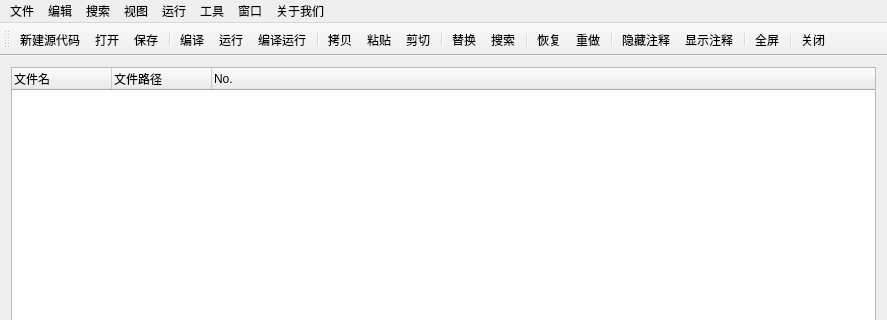
The window that bug_everyday_ide/mainwindow.ui (EAGuardian/No_bug_everyday) describes before a commit, drawn with Qt 5; both pictures show x 0 to 887 and y 0 to 320 of the 887 by 878 pixel window.
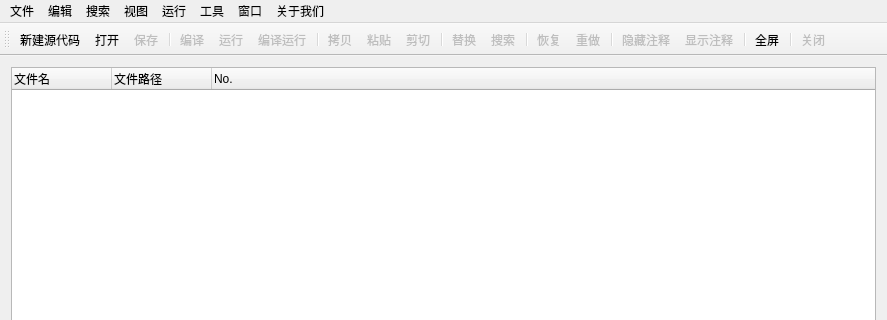
The same window after the commit. Icons and pictures are not drawn.

The edit to the form file:
```diff
--- a/bug_everyday_ide/mainwindow.ui
+++ b/bug_everyday_ide/mainwindow.ui
@@ -204,6 +204,9 @@
    </property>
   </action>
   <action name="action_save">
+   <property name="enabled">
+    <bool>false</bool>
+   </property>
    <property name="icon">
     <iconset resource="res.qrc">
      <normaloff>:/resource/save.png</normaloff>:/resource/save.png</iconset>
@@ -226,6 +229,9 @@
    </property>
   </action>
   <action name="action_close">
+   <property name="enabled">
+    <bool>false</bool>
+   </property>
    <property name="icon">
     <iconset resource="res.qrc">
      <normaloff>:/resource/close.png</normaloff>:/resource/close.png</iconset>
@@ -257,6 +263,9 @@
    </property>
   </action>
   <action name="action_redo">
+   <property name="enabled">
+    <bool>false</bool>
+   </property>
    <property name="icon">
     <iconset resource="res.qrc">
      <normaloff>:/resource/right.png</normaloff>:/resource/right.png</iconset>
@@ -269,6 +278,9 @@
    </property>
   </action>
   <action name="actionreg">
+   <property name="enabled">
+    <bool>false</bool>
+   </property>
    <property name="icon">
     <iconset resource="res.qrc">
      <normaloff>:/resource/left.png</normaloff>:/resource/left.png</iconset>
@@ -281,6 +293,9 @@
    </property>
   </action>
   <action name="actioncut">
+   <property name="enabled">
+    <bool>false</bool>
+   </property>
    <property name="icon">
     <iconset resource="res.qrc">
      <normaloff>:/resource/cut.png</normaloff>:/resource/cut.png</iconset>
@@ -293,6 +308,9 @@
    </property>
   </action>
   <action name="actioncpy">
+   <property name="enabled">
+    <bool>false</bool>
+   </property>
    <property name="icon">
     <iconset resource="res.qrc">
      <normaloff>:/resource/copy.png</normaloff>:/resource/copy.png</iconset>
@@ -305,6 +323,9 @@
    </property>
   </action>
   <action name="actionpst">
+   <property name="enabled">
+    <bool>false</bool>
+   </property>
    <property name="icon">
     <iconset resource="res.qrc">
      <normaloff>:/resource/paste.png</normaloff>:/resource/paste.png</iconset>
@@ -351,6 +372,9 @@
    </property>
   </action>
   <action name="actionsrh">
+   <property name="enabled">
+    <bool>false</bool>
+   </property>
    <property name="icon">
     <iconset resource="res.qrc">
      <normaloff>:/resource/search.png</normaloff>:/resource/search.png</iconset>
@@ -363,6 +387,9 @@
    </property>
   </action>
   <action name="actionrep">
+   <property name="enabled">
+    <bool>false</bool>
+   </property>
    <property name="icon">
     <iconset resource="res.qrc">
      <normaloff>:/resource/replace.png</normaloff>:/resource/replace.png</iconset>
@@ -375,6 +402,9 @@
    </property>
   </action>
   <action name="actionedit">
+   <property name="enabled">
+    <bool>false</bool>
+   </property>
    <property name="icon">
     <iconset resource="res.qrc">
      <normaloff>:/resource/compile.png</normaloff>:/resource/compile.png</iconset>
@@ -387,6 +417,9 @@
    </property>
   </action>
   <action name="actionrun">
+   <property name="enabled">
+    <bool>false</bool>
+   </property>
    <property name="icon">
     <iconset resource="res.qrc">
      <normaloff>:/resource/run.png</normaloff>:/resource/run.png</iconset>
@@ -399,6 +432,9 @@
    </property>
   </action>
   <action name="actioncpr">
+   <property name="enabled">
+    <bool>false</bool>
+   </property>
    <property name="icon">
     <iconset resource="res.qrc">
      <normaloff>:/resource/bay.png</normaloff>:/resource/bay.png</iconset>
@@ -466,6 +502,9 @@
    </property>
   </action>
   <action name="action_hide">
+   <property name="enabled">
+    <bool>false</bool>
+   </property>
    <property name="icon">
     <iconset resource="res.qrc">
      <normaloff>:/resource/hide.png</normaloff>:/resource/hide.png</iconset>
@@ -478,6 +517,9 @@
    </property>
   </action>
   <action name="action_display">
+   <property name="enabled">
+    <bool>false</bool>
+   </property>
    <property name="icon">
     <iconset resource="res.qrc">
      <normaloff>:/resource/display.png</normaloff>:/resource/display.png</iconset>
```
